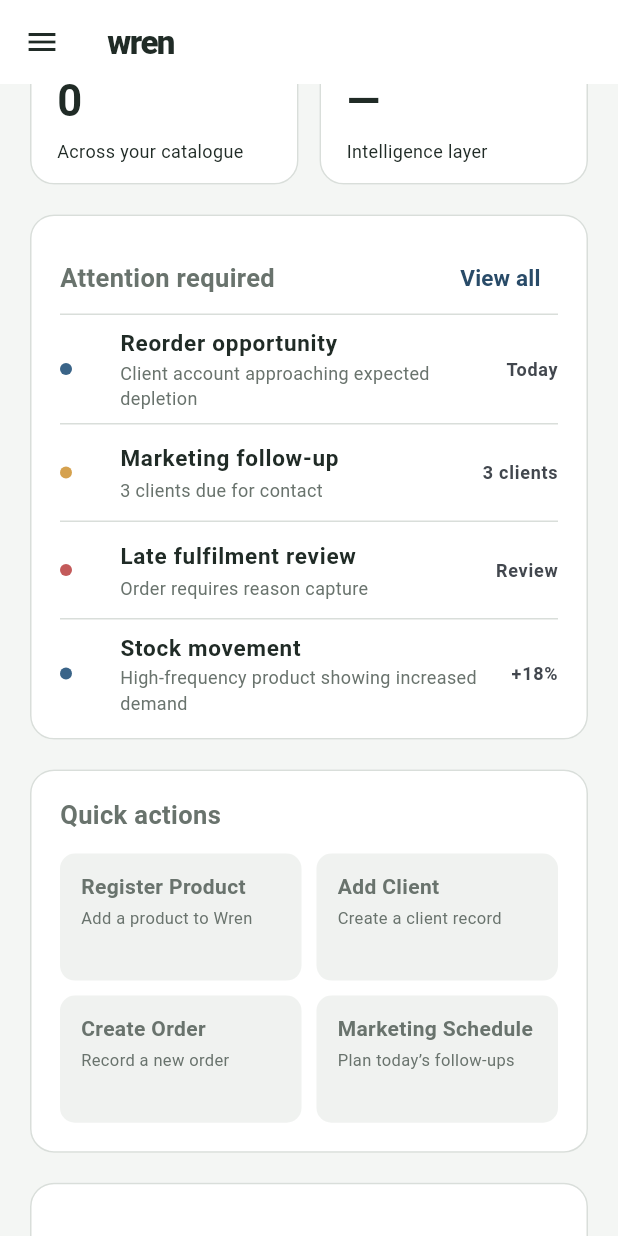
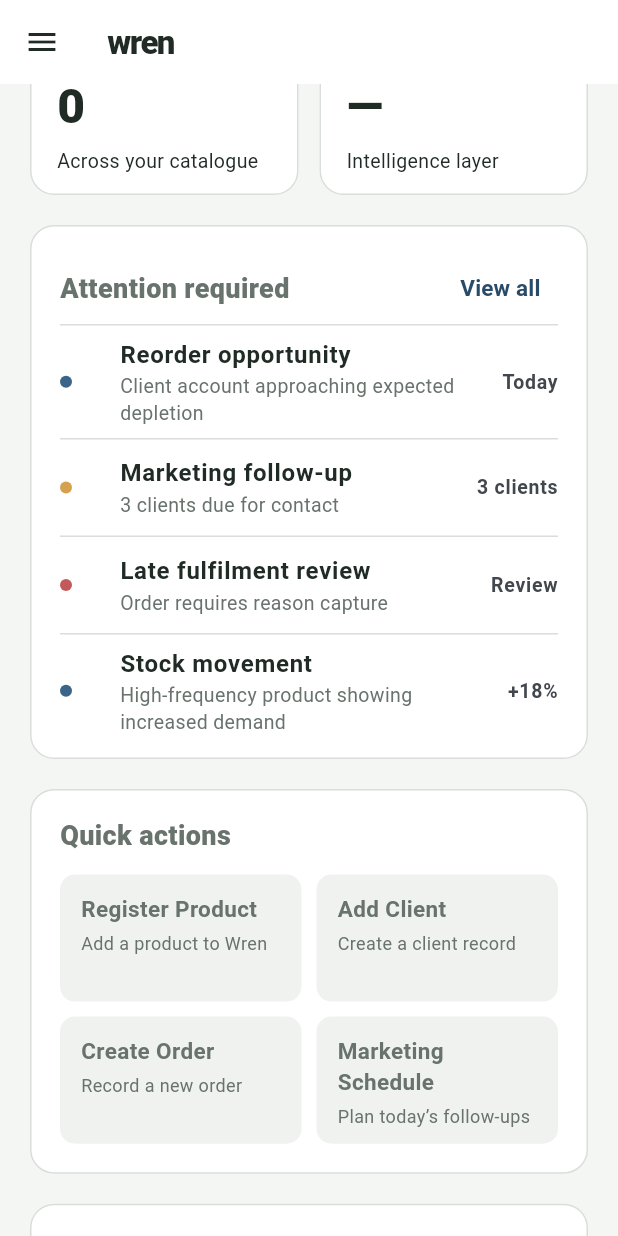
Before and after one commit to panashegwapedza/ASAM, a Flutter app: the screen it shows once a user with an empty profile is signed in, scrolled down 576 dp, on a phone screen of 412 x 824 dp. Run offline on Flutter 3.47's test engine with Material 3 defaults, Android fonts, the phone set to English and light mode, and no system bars; our stand-ins replace supabase_flutter; accounts and stored records are empty; Roboto replaces fonts that are missing (Arial).

Commit message:
Polish Wren dashboard typography and hierarchy

```diff
--- a/lib/features/dashboard/presentation/dashboard_page.dart
+++ b/lib/features/dashboard/presentation/dashboard_page.dart
@@ -129,9 +129,9 @@ class _Header extends StatelessWidget {
           child: Column(
             crossAxisAlignment: CrossAxisAlignment.start,
             children: [
-              Text('WREN', style: TextStyle(fontSize: 12, fontWeight: FontWeight.w700, letterSpacing: 1.5, color: AsamTheme.navy)),
+              Text('WREN', style: TextStyle(fontSize: 13, fontWeight: FontWeight.w800, letterSpacing: 1.8, color: AsamTheme.navy)),
               SizedBox(height: 6),
-              Text('Good morning.', style: TextStyle(fontSize: 32, fontWeight: FontWeight.w700, color: AsamTheme.ink)),
+              Text('Good morning.', style: TextStyle(fontSize: 36, height: 1.08, fontWeight: FontWeight.w800, color: AsamTheme.ink)),
             ],
           ),
         ),
@@ -170,16 +170,16 @@ class _Hero extends StatelessWidget {
             child: Column(
               crossAxisAlignment: CrossAxisAlignment.start,
               children: [
-                Text('Sales and marketing intelligence.', style: TextStyle(fontSize: 25, fontWeight: FontWeight.w700, color: Colors.white)),
+                Text('Sales and marketing intelligence.', style: TextStyle(fontSize: 27, height: 1.15, fontWeight: FontWeight.w800, color: Colors.white)),
                 SizedBox(height: 8),
-                Text('Keep track of what was supplied, what clients need next, and where action is required.', style: TextStyle(fontSize: 14, color: Color(0xFFE3EAF0))),
+                Text('Keep track of what was supplied, what clients need next, and where action is required.', style: TextStyle(fontSize: 15, height: 1.45, color: Color(0xFFE3EAF0))),
               ],
             ),
           ),
           const SizedBox(width: 20),
           FilledButton(
-            onPressed: null,
-            child: Text('+ New Order'),
+            onPressed: onNewOrder,
+            child: const Text('+ New Order'),
           ),
         ],
       ),
@@ -209,7 +209,7 @@ class _MetricGrid extends StatelessWidget {
       itemCount: cards.length,
       gridDelegate: SliverGridDelegateWithFixedCrossAxisCount(
         crossAxisCount: compact ? 2 : 4,
-        mainAxisExtent: 118,
+        mainAxisExtent: 126,
         crossAxisSpacing: 14,
         mainAxisSpacing: 14,
       ),
@@ -237,11 +237,11 @@ class _MetricCard extends StatelessWidget {
         child: Column(
           crossAxisAlignment: CrossAxisAlignment.start,
           children: [
-            Text(data.title, style: const TextStyle(fontSize: 12, color: AsamTheme.muted)),
+            Text(data.title, style: const TextStyle(fontSize: 13, color: AsamTheme.muted)),
             const Spacer(),
-            Text(data.value, style: const TextStyle(fontSize: 29, fontWeight: FontWeight.w700, color: AsamTheme.ink)),
+            Text(data.value, style: const TextStyle(fontSize: 32, fontWeight: FontWeight.w800, color: AsamTheme.ink)),
             const SizedBox(height: 4),
-            Text(data.detail, style: const TextStyle(fontSize: 12, color: AsamTheme.ink)),
+            Text(data.detail, style: const TextStyle(fontSize: 13, color: AsamTheme.ink)),
           ],
         ),
       ),
@@ -268,7 +268,7 @@ class _AttentionCard extends StatelessWidget {
           children: [
             Row(
               children: [
-                const Expanded(child: Text('Attention required', style: TextStyle(fontSize: 17, fontWeight: FontWeight.w700))),
+                const Expanded(child: Text('Attention required', style: TextStyle(fontSize: 18, fontWeight: FontWeight.w800))),
                 TextButton(onPressed: onViewAll, child: const Text('View all')),
               ],
             ),
@@ -279,9 +279,9 @@ class _AttentionCard extends StatelessWidget {
                   contentPadding: EdgeInsets.zero,
                   dense: true,
                   leading: Container(width: 8, height: 8, decoration: BoxDecoration(color: item.$4, shape: BoxShape.circle)),
-                  title: Text(item.$1, style: const TextStyle(fontSize: 15, fontWeight: FontWeight.w700)),
-                  subtitle: Text(item.$2, style: const TextStyle(fontSize: 12, color: AsamTheme.muted)),
-                  trailing: Text(item.$3, style: const TextStyle(fontSize: 12, fontWeight: FontWeight.w700)),
+                  title: Text(item.$1, style: const TextStyle(fontSize: 16, fontWeight: FontWeight.w700)),
+                  subtitle: Text(item.$2, style: const TextStyle(fontSize: 13, color: AsamTheme.muted)),
+                  trailing: Text(item.$3, style: const TextStyle(fontSize: 13, fontWeight: FontWeight.w700)),
                 ),
               ],
             )),
@@ -304,7 +304,7 @@ class _QuickActions extends StatelessWidget {
         child: Column(
           crossAxisAlignment: CrossAxisAlignment.start,
           children: [
-            const Text('Quick actions', style: TextStyle(fontSize: 17, fontWeight: FontWeight.w700)),
+            const Text('Quick actions', style: TextStyle(fontSize: 18, fontWeight: FontWeight.w800)),
             const SizedBox(height: 14),
             GridView.count(
               shrinkWrap: true,
@@ -346,9 +346,9 @@ class _ActionTile extends StatelessWidget {
           child: Column(
             crossAxisAlignment: CrossAxisAlignment.start,
             children: [
-              Text(title, style: const TextStyle(fontSize: 14, fontWeight: FontWeight.w700)),
+              Text(title, style: const TextStyle(fontSize: 15, fontWeight: FontWeight.w700)),
               const SizedBox(height: 4),
-              Text(subtitle, style: const TextStyle(fontSize: 11, color: AsamTheme.muted)),
+              Text(subtitle, style: const TextStyle(fontSize: 12, color: AsamTheme.muted)),
             ],
           ),
         ),
@@ -375,7 +375,7 @@ class _RecentActivity extends StatelessWidget {
           children: [
             Row(
               children: [
-                const Expanded(child: Text('Recent activity', style: TextStyle(fontSize: 17, fontWeight: FontWeight.w700))),
+                const Expanded(child: Text('Recent activity', style: TextStyle(fontSize: 18, fontWeight: FontWeight.w800))),
                 TextButton(onPressed: () {}, child: const Text('View activity')),
               ],
             ),
@@ -386,9 +386,9 @@ class _RecentActivity extends StatelessWidget {
                   contentPadding: EdgeInsets.zero,
                   dense: true,
                   leading: Container(width: 8, height: 8, decoration: const BoxDecoration(color: AsamTheme.navy, shape: BoxShape.circle)),
-                  title: Text(item.$1, style: const TextStyle(fontSize: 14, fontWeight: FontWeight.w700)),
-                  subtitle: Text(item.$2, style: const TextStyle(fontSize: 12, color: AsamTheme.muted)),
-                  trailing: Text(item.$3, style: const TextStyle(fontSize: 12, fontWeight: FontWeight.w700)),
+                  title: Text(item.$1, style: const TextStyle(fontSize: 15, fontWeight: FontWeight.w700)),
+                  subtitle: Text(item.$2, style: const TextStyle(fontSize: 13, color: AsamTheme.muted)),
+                  trailing: Text(item.$3, style: const TextStyle(fontSize: 13, fontWeight: FontWeight.w700)),
                 ),
               ],
             )),
```
